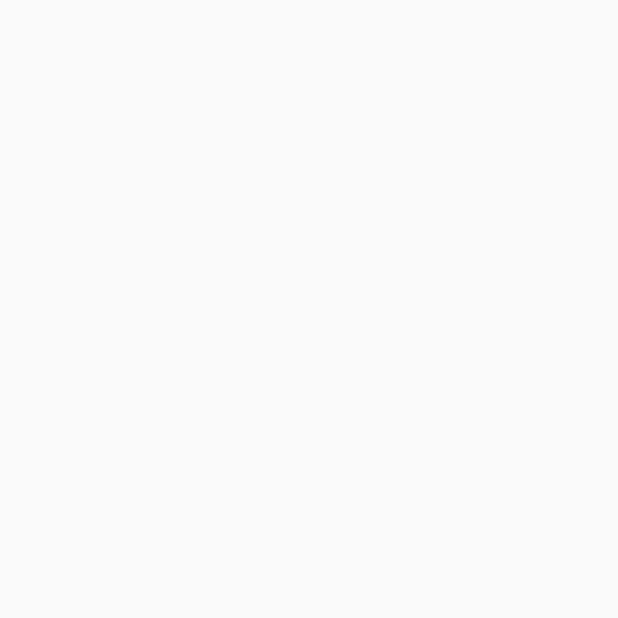
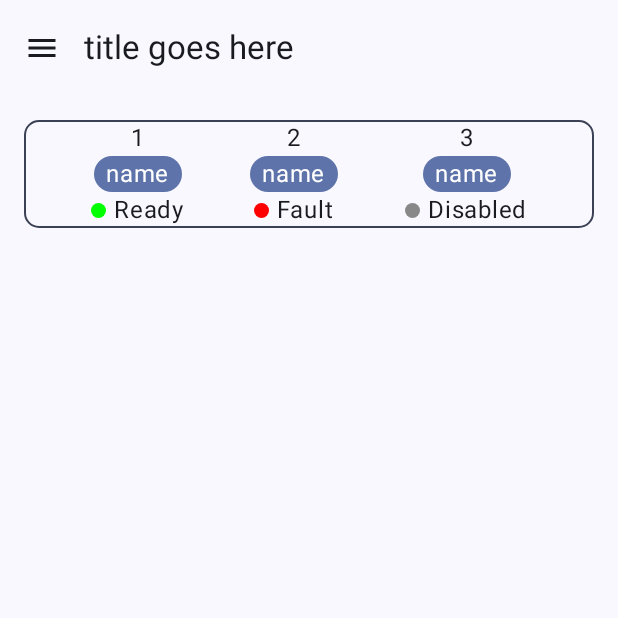
Before and after one commit to blahblahbloopster/cs361-project, an Android app built with Jetpack Compose: the screen it shows after launch (MainActivity), on a phone screen of 412 x 824 dp, the top half of it. Before the commit the part shown is empty. Run offline under Robolectric (Android 15) with nearby library versions, the phone set to English and light mode, and no system bars; our stand-ins replace Dagger/Hilt's generated code.

Commit message:
add hilt dependency injection

```diff
--- a/app/build.gradle.kts
+++ b/app/build.gradle.kts
@@ -2,6 +2,8 @@ plugins {
     alias(libs.plugins.android.application)
     alias(libs.plugins.kotlin.android)
     alias(libs.plugins.kotlin.compose)
+    id("com.google.devtools.ksp")
+    id("com.google.dagger.hilt.android")
 }
 
 android {
@@ -56,4 +58,7 @@ dependencies {
     androidTestImplementation(libs.androidx.ui.test.junit4)
     debugImplementation(libs.androidx.ui.tooling)
     debugImplementation(libs.androidx.ui.test.manifest)
+
+    implementation(libs.hilt.android)
+    ksp(libs.hilt.android.compiler)
 }
--- a/app/src/main/AndroidManifest.xml
+++ b/app/src/main/AndroidManifest.xml
@@ -10,7 +10,9 @@
         android:label="@string/app_name"
         android:roundIcon="@mipmap/ic_launcher_round"
         android:supportsRtl="true"
-        android:theme="@style/Theme.Groundstation">
+        android:theme="@style/Theme.Groundstation"
+        android:name="com.github.osuasdt.groundstation.GroundstationApplication"
+        >
         <activity
             android:name=".MainActivity"
             android:exported="true"
--- a/app/src/main/java/com/github/osuasdt/groundstation/MainActivity.kt
+++ b/app/src/main/java/com/github/osuasdt/groundstation/MainActivity.kt
@@ -1,5 +1,6 @@
 package com.github.osuasdt.groundstation
 
+import android.app.Application
 import android.os.Bundle
 import androidx.activity.ComponentActivity
 import androidx.activity.compose.setContent
@@ -25,13 +26,50 @@ import androidx.compose.ui.Alignment
 import androidx.compose.ui.Modifier
 import androidx.compose.ui.draw.clip
 import androidx.compose.ui.unit.dp
+import dagger.Provides
+import dagger.hilt.android.AndroidEntryPoint
+import dagger.hilt.android.HiltAndroidApp
+import kotlinx.coroutines.CoroutineScope
+import javax.inject.Inject
+import javax.inject.Singleton
+import kotlin.time.TimeMark
+import kotlin.time.TimeSource
 
+@HiltAndroidApp
+class GroundstationApplication : Application() {}
+
+interface ComputerRepository {
+    fun getComputer(): ComputerStatus
+}
+
+@Singleton
+class DefaultComputerRepository @Inject constructor() : ComputerRepository {
+    override fun getComputer(): ComputerStatus {
+        return ComputerStatus(
+            "procket",
+            listOf(
+                FullChannelInfo(1, ChannelConfig.DescentDeploy(200.0f, 0.0f), ChannelState.OK),
+                FullChannelInfo(2, ChannelConfig.ApogeeDeploy(0.0f), ChannelState.NO_CONTINUITY),
+                FullChannelInfo(3, ChannelConfig.DisabledChannel, ChannelState.DISABLED)
+            ),
+            45.0, -120.0, 0.0, 8,
+            0.0, 0.0,
+            ComputerState.PAD, 7.4, TimeSource.Monotonic.markNow()
+        )
+    }
+}
+
+//class ComputerInjector @Inject constructor(private val computer: ComputerStatus) {}
+
+@AndroidEntryPoint
 class MainActivity : ComponentActivity() {
+    @Inject lateinit var computer: DefaultComputerRepository
+
     override fun onCreate(savedInstanceState: Bundle?) {
         super.onCreate(savedInstanceState)
         enableEdgeToEdge()
         setContent {
-            //MainView()
+            MainView(computer.getComputer())
         }
     }
 }
--- a/build.gradle.kts
+++ b/build.gradle.kts
@@ -3,4 +3,6 @@ plugins {
     alias(libs.plugins.android.application) apply false
     alias(libs.plugins.kotlin.android) apply false
     alias(libs.plugins.kotlin.compose) apply false
+    id("com.google.dagger.hilt.android") version "2.57" apply false
+    id("com.google.devtools.ksp") version "2.0.21-1.0.28"
 }
--- a/gradle/libs.versions.toml
+++ b/gradle/libs.versions.toml
@@ -1,5 +1,6 @@
 [versions]
 agp = "8.11.1"
+hiltAndroid = "2.57"
 kotlin = "2.0.21"
 coreKtx = "1.10.1"
 junit = "4.13.2"
@@ -11,6 +12,8 @@ composeBom = "2024.09.00"
 
 [libraries]
 androidx-core-ktx = { group = "androidx.core", name = "core-ktx", version.ref = "coreKtx" }
+hilt-android = { module = "com.google.dagger:hilt-android", version.ref = "hiltAndroid" }
+hilt-android-compiler = { module = "com.google.dagger:hilt-android-compiler", version.ref = "hiltAndroid" }
 junit = { group = "junit", name = "junit", version.ref = "junit" }
 androidx-junit = { group = "androidx.test.ext", name = "junit", version.ref = "junitVersion" }
 androidx-espresso-core = { group = "androidx.test.espresso", name = "espresso-core", version.ref = "espressoCore" }
```
